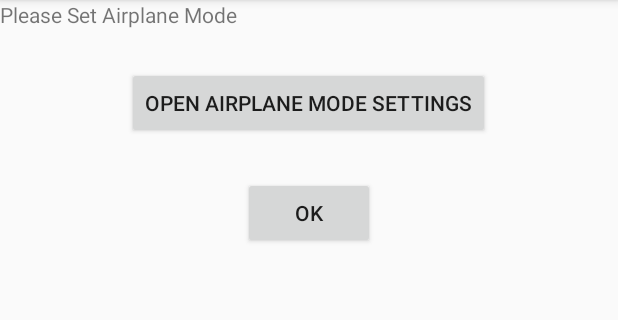
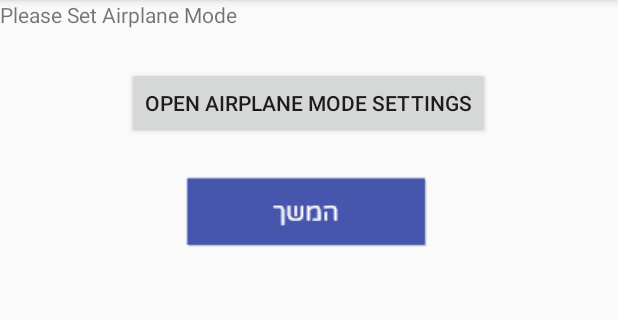
Before and after one commit to shanih/PDDailyCog, an Android app: the AirplaneModeRequestActivity screen opened directly, with no data from a screen before it, on a phone screen of 412 x 824 dp, the part 84-404 px from its top. Run offline under Robolectric (Android 15) with nearby library versions, the phone set to English and light mode, and no system bars; our stand-ins replace ButterKnife.

Commit message:
before merge

```diff
--- a/app/src/main/java/il/ac/pddailycogresearch/pddailycog/activities/LoginActivity.java
+++ b/app/src/main/java/il/ac/pddailycogresearch/pddailycog/activities/LoginActivity.java
@@ -1,4 +1,4 @@
-package il.ac.pckddailycogresearch.pddailycog.activities;
+package il.ac.pddailycogresearch.pddailycog.activities;
 
 import android.os.Bundle;
 import android.support.v7.app.AppCompatActivity;
--- a/app/src/main/res/layout/activity_airplane_mode_request.xml
+++ b/app/src/main/res/layout/activity_airplane_mode_request.xml
@@ -25,7 +25,7 @@
         android:layout_below="@id/buttonOpenAirplaneModeSettings"
         android:layout_marginTop="25dp"
         android:layout_centerHorizontal="true"
-        android:text="@string/ok"
+        android:background="@drawable/continue_button"
         android:id="@+id/buttonAirplaneOk"/>
 
 </RelativeLayout>
--- a/app/src/main/res/layout/activity_login.xml
+++ b/app/src/main/res/layout/activity_login.xml
@@ -29,7 +29,6 @@
         android:id="@+id/EditTextUserName"
         android:layout_width="match_parent"
         android:layout_height="wrap_content"
-        android:layout_marginTop="70dp"
         android:gravity="center"
         android:hint="@string/username" />
 
--- a/app/src/main/res/values/styles.xml
+++ b/app/src/main/res/values/styles.xml
@@ -30,11 +30,9 @@
     <style name="StyleEditText" parent="android:Theme">
         <item name="android:background">@color/white</item>
         <item name="android:textColor">@color/black</item>
-        <item name="android:layout_width">match_parent</item>
+        <item name="android:layout_width">60dp</item>
         <item name="android:layout_height">50dp</item>
         <item name="android:textSize">25sp</item>
     </style>
 
-
-
 </resources>
```
Also changed, not shown: app/src/main/res/drawable/continue_button.png (added).
